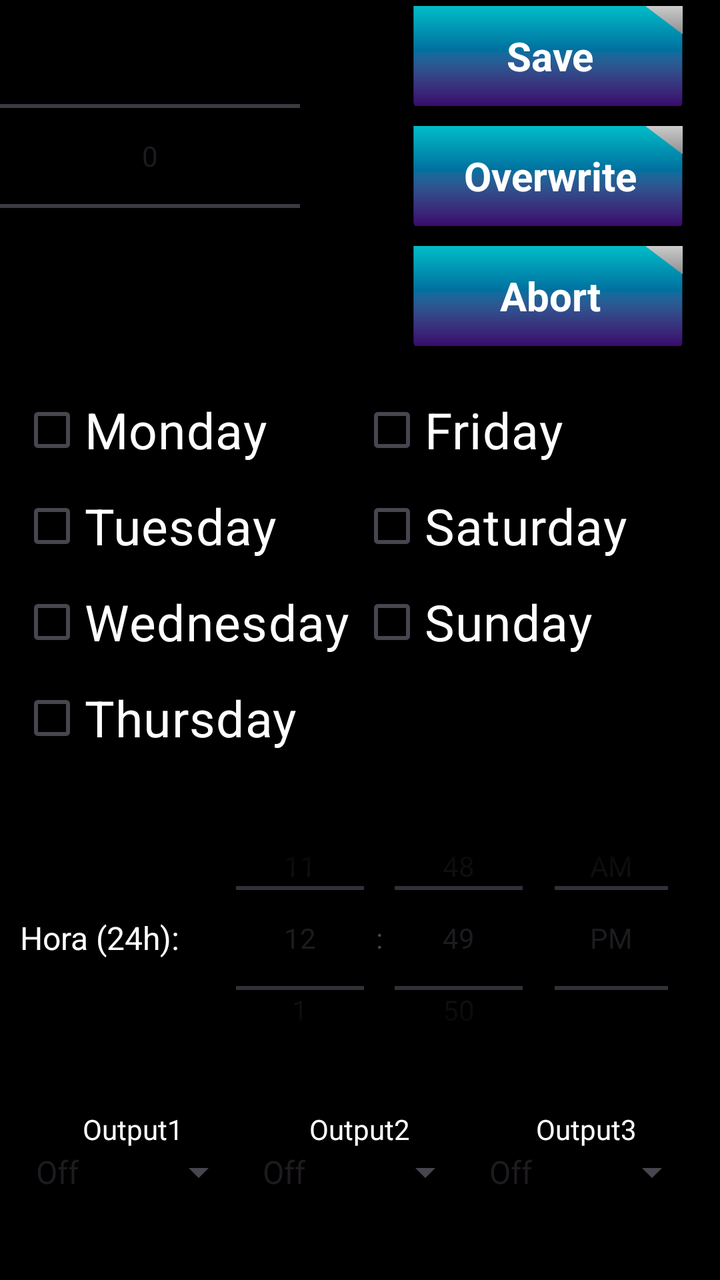
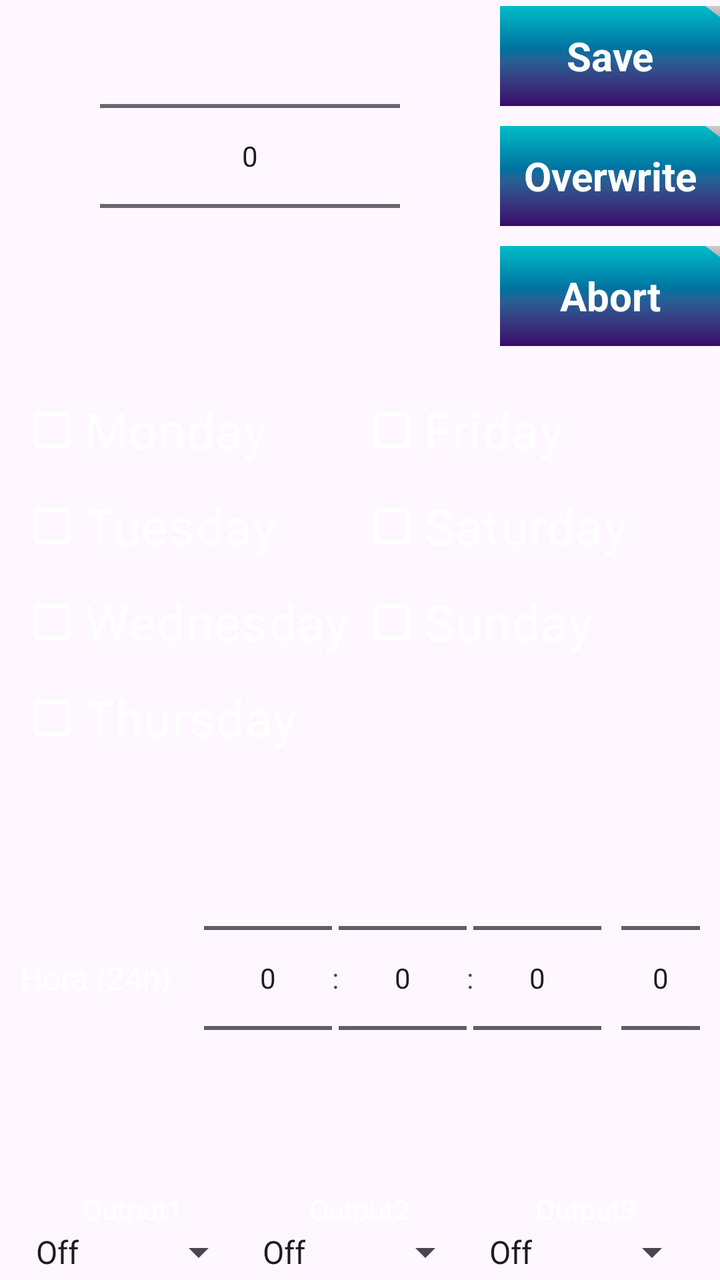

Before-and-after screenshots of an Android layout around one commit, followed by the original layout XML and the change that was made.
<!-- AndroidManifest.xml: application theme Theme.DigitalTimer -->
<!-- res/layout/fragment__set_alarm.xml -->
<?xml version="1.0" encoding="utf-8"?>
<LinearLayout xmlns:android="http://schemas.android.com/apk/res/android"
    xmlns:tools="http://schemas.android.com/tools"
    android:layout_width="match_parent"
    android:layout_height="wrap_content"
    tools:context=".fragment_SetAlarm"
    android:background="@color/black"
    android:orientation="vertical"
    >
    <Space
        android:layout_width="wrap_content"
        android:layout_height="3dp"
        ></Space>

    <LinearLayout
        android:layout_width="match_parent"
        android:layout_height="wrap_content"
        android:orientation="vertical">

        <LinearLayout
            android:layout_width="wrap_content"
            android:layout_height="wrap_content"
            android:orientation="horizontal"
            >

            <NumberPicker
                android:id="@+id/ID_PickerAlarms"
                android:layout_width="150dp"
                android:layout_height="150dp"

                ></NumberPicker>

            <Space
                android:layout_width="50dp"
                android:layout_height="wrap_content"
                ></Space>

            <LinearLayout
                android:layout_width="wrap_content"
                android:layout_height="wrap_content"
                android:orientation="vertical">

                <FrameLayout
                    android:id="@+id/ID_ButtonSave"
                    android:layout_width="150dp"
                    android:layout_height="50dp"
                    android:clickable="true"
                    android:focusable="true"
                    android:layout_gravity="center_horizontal"
                    android:layout_marginBottom="10dp"
                    android:layout_weight="0.33"
                    >

                    <ImageView
                        android:id="@+id/ID_ButtonImageSave"
                        android:layout_width="match_parent"
                        android:layout_height="match_parent"
                        android:src="@drawable/disable"
                        android:scaleType="centerCrop"></ImageView>

                    <TextView
                        android:id="@+id/ID_ButtonTextSave"
                        android:layout_width="match_parent"
                        android:layout_height="match_parent"
                        android:gravity="center"
                        android:text="Save"
                        android:textSize="20dp"
                        android:textColor="@color/white"
                        android:textStyle="bold"></TextView>

                </FrameLayout>
                <FrameLayout
                    android:id="@+id/ID_ButtonOverWrite"
                    android:layout_width="150dp"
                    android:layout_height="50dp"
                    android:clickable="true"
                    android:focusable="true"
                    android:layout_gravity="center_horizontal"
                    android:layout_marginBottom="10dp"
                    android:layout_weight="0.33"
                    >

                    <ImageView
                        android:id="@+id/ID_ButtonImageOverWrite"
                        android:layout_width="match_parent"
                        android:layout_height="match_parent"
                        android:src="@drawable/disable"
                        android:scaleType="centerCrop"></ImageView>

                    <TextView
                        android:id="@+id/ID_ButtonTextOverWrite"
                        android:layout_width="match_parent"
                        android:layout_height="match_parent"
                        android:gravity="center"
                        android:text="Overwrite"
                        android:textSize="20dp"
                        android:textColor="@color/white"
                        android:textStyle="bold"></TextView>

                </FrameLayout>
                <FrameLayout
                    android:id="@+id/ID_ButtonAbort"
                    android:layout_width="150dp"
                    android:layout_height="50dp"
                    android:clickable="true"
                    android:focusable="true"
                    android:layout_gravity="center_horizontal"
                    android:layout_marginBottom="10dp"
                    android:layout_weight="0.33"
                    >

                    <ImageView
                        android:id="@+id/ID_ButtonImageAbort"
                        android:layout_width="match_parent"
                        android:layout_height="match_parent"
                        android:src="@drawable/disable"
                        android:scaleType="centerCrop"></ImageView>

                    <TextView
                        android:id="@+id/ID_ButtonTextAbort"
                        android:layout_width="match_parent"
                        android:layout_height="match_parent"
                        android:gravity="center"
                        android:text="Abort"
                        android:textSize="20dp"
                        android:textColor="@color/white"
                        android:textStyle="bold"></TextView>

                </FrameLayout>



            </LinearLayout>
        </LinearLayout>

        <Space
            android:layout_width="wrap_content"
            android:layout_height="8dp"
            ></Space>

        <LinearLayout
            android:layout_width="match_parent"
            android:layout_height="wrap_content"
            android:layout_marginStart="10dp"
            android:layout_marginEnd="10dp"
            android:orientation="vertical">

            <LinearLayout
                android:layout_width="match_parent"
                android:layout_height="wrap_content"
                android:orientation="horizontal">

                <LinearLayout
                    android:layout_width="0dp"
                    android:layout_height="wrap_content"
                    android:layout_weight="1"
                    android:orientation="vertical">

                    <CheckBox
                        android:layout_width="wrap_content"
                        android:layout_height="wrap_content"
                        android:textSize="25dp"
                        android:text="Monday"
                        android:textColor="@color/white"></CheckBox>

                    <CheckBox
                        android:layout_width="wrap_content"
                        android:layout_height="wrap_content"
                        android:textSize="25dp"
                        android:text="Tuesday"
                        android:textColor="@color/white"></CheckBox>

                    <CheckBox
                        android:layout_width="wrap_content"
                        android:layout_height="wrap_content"
                        android:textSize="25dp"
                        android:text="Wednesday"
                        android:textColor="@color/white"></CheckBox>

                    <CheckBox
                        android:layout_width="wrap_content"
                        android:layout_height="wrap_content"
                        android:textSize="25dp"
                        android:text="Thursday"
                        android:textColor="@color/white"></CheckBox>

                </LinearLayout>

                <LinearLayout
                    android:layout_width="0dp"
                    android:layout_height="wrap_content"
                    android:layout_weight="1"
                    android:orientation="vertical">

                    <CheckBox
                        android:layout_width="wrap_content"
                        android:layout_height="wrap_content"
                        android:textSize="25dp"
                        android:text="Friday"
                        android:textColor="@color/white"></CheckBox>

                    <CheckBox
                        android:layout_width="wrap_content"
                        android:layout_height="wrap_content"
                        android:textSize="25dp"
                        android:text="Saturday"
                        android:textColor="@color/white"></CheckBox>

                    <CheckBox
                        android:layout_width="wrap_content"
                        android:layout_height="wrap_content"
                        android:textSize="25dp"
                        android:text="Sunday"
                        android:textColor="@color/white"></CheckBox>

                </LinearLayout>

            </LinearLayout>

            <LinearLayout
                android:layout_width="match_parent"
                android:layout_height="wrap_content"
                android:layout_marginTop="16dp"
                android:gravity="center_vertical"
                android:orientation="horizontal">

                <TextView
                    android:layout_width="wrap_content"
                    android:layout_height="wrap_content"
                    android:layout_marginEnd="12dp"
                    android:text="Hora (24h):"
                    android:textColor="@color/white"
                    android:textSize="16sp"></TextView>

                <TimePicker
                    android:id="@+id/ID_TimePicker24h"
                    android:layout_width="wrap_content"
                    android:layout_height="140dp"
                    android:timePickerMode="spinner"></TimePicker>

            </LinearLayout>

        </LinearLayout>

        <Space
            android:layout_width="wrap_content"
            android:layout_height="8dp"></Space>

        <LinearLayout
            android:layout_width="match_parent"
            android:layout_height="wrap_content"
            android:layout_marginStart="10dp"
            android:layout_marginEnd="10dp"
            android:gravity="center"
            android:orientation="horizontal">

            <LinearLayout
                android:layout_width="0dp"
                android:layout_height="wrap_content"
                android:layout_weight="1"
                android:gravity="center_horizontal"
                android:orientation="vertical">

                <TextView
                    android:layout_width="wrap_content"
                    android:layout_height="wrap_content"
                    android:layout_marginTop="8dp"
                    android:text="Output1"
                    android:textColor="@color/white"></TextView>


                <Spinner
                    android:id="@+id/ID_SpinnerOutput1"
                    android:layout_width="wrap_content"
                    android:layout_height="wrap_content"
                    android:entries="@array/output_selector_options"
                    android:spinnerMode="dropdown"></Spinner>

                    </LinearLayout>

            <LinearLayout
                android:layout_width="0dp"
                android:layout_height="wrap_content"
                android:layout_weight="1"
                android:gravity="center_horizontal"
                android:orientation="vertical">

                <TextView
                    android:layout_width="wrap_content"
                    android:layout_height="wrap_content"
                    android:layout_marginTop="8dp"
                    android:text="Output2"
                    android:textColor="@color/white"></TextView>


                <Spinner
                    android:id="@+id/ID_SpinnerOutput2"
                    android:layout_width="wrap_content"
                    android:layout_height="wrap_content"
                    android:entries="@array/output_selector_options"
                    android:spinnerMode="dropdown"></Spinner>

                  </LinearLayout>

            <LinearLayout
                android:layout_width="0dp"
                android:layout_height="wrap_content"
                android:layout_weight="1"
                android:gravity="center_horizontal"
                android:orientation="vertical">

                <TextView
                    android:layout_width="wrap_content"
                    android:layout_height="wrap_content"
                    android:layout_marginTop="8dp"
                    android:text="Output3"
                    android:textColor="@color/white"></TextView>


                <Spinner
                    android:id="@+id/ID_SpinnerOutput3"
                    android:layout_width="wrap_content"
                    android:layout_height="wrap_content"
                    android:entries="@array/output_selector_options"
                    android:spinnerMode="dropdown"></Spinner>

                  </LinearLayout>

        </LinearLayout>



    </LinearLayout>


</LinearLayout>
<!-- resources referenced by this layout -->
<resources>
  <string-array name="output_selector_options">
          <item>Off</item>
          <item>On</item>
          <item>Default</item>
      </string-array>
  <color name="black">#FF000000</color>
  <color name="white">#FFFFFFFF</color>
  <!-- drawable disable: png bitmap (drawable, 16982 bytes) -->
  <style name="Theme.DigitalTimer" parent="Base.Theme.DigitalTimer" />
  <style name="Base.Theme.DigitalTimer" parent="Theme.Material3.DayNight.NoActionBar">
          
          
      </style>
</resources>

<!-- the commit's change to res/layout/fragment__set_alarm.xml (unified diff, before → after) -->
@@ -3,10 +3,10 @@
     xmlns:tools="http://schemas.android.com/tools"
     android:layout_width="match_parent"
     android:layout_height="wrap_content"
+    xmlns:app="http://schemas.android.com/apk/res-auto"
     tools:context=".fragment_SetAlarm"
-    android:background="@color/black"
-    android:orientation="vertical"
-    >
+
+    android:orientation="vertical">
     <Space
         android:layout_width="wrap_content"
         android:layout_height="3dp"
@@ -21,13 +21,14 @@
             android:layout_width="wrap_content"
             android:layout_height="wrap_content"
             android:orientation="horizontal"
+
             >
 
             <NumberPicker
                 android:id="@+id/ID_PickerAlarms"
                 android:layout_width="150dp"
                 android:layout_height="150dp"
-
+                android:layout_marginLeft="50dp"
                 ></NumberPicker>
 
             <Space
@@ -157,17 +158,24 @@
                     android:orientation="vertical">
 
                     <CheckBox
+                        android:id="@+id/ID_CheckBoxMonday"
                         android:layout_width="wrap_content"
                         android:layout_height="wrap_content"
                         android:textSize="25dp"
                         android:text="Monday"
-                        android:textColor="@color/white"></CheckBox>
+                        android:textColor="@color/white"
+                        android:buttonTint="@color/checkbox_state"
+
+
+
+                        ></CheckBox>
 
                     <CheckBox
                         android:layout_width="wrap_content"
                         android:layout_height="wrap_content"
                         android:textSize="25dp"
                         android:text="Tuesday"
+                        android:buttonTint="@color/checkbox_state"
                         android:textColor="@color/white"></CheckBox>
 
                     <CheckBox
@@ -175,6 +183,7 @@
                         android:layout_height="wrap_content"
                         android:textSize="25dp"
                         android:text="Wednesday"
+                        android:buttonTint="@color/checkbox_state"
                         android:textColor="@color/white"></CheckBox>
 
                     <CheckBox
@@ -182,6 +191,7 @@
                         android:layout_height="wrap_content"
                         android:textSize="25dp"
                         android:text="Thursday"
+                        android:buttonTint="@color/checkbox_state"
                         android:textColor="@color/white"></CheckBox>
 
                 </LinearLayout>
@@ -197,6 +207,7 @@
                         android:layout_height="wrap_content"
                         android:textSize="25dp"
                         android:text="Friday"
+                        android:buttonTint="@color/checkbox_state"
                         android:textColor="@color/white"></CheckBox>
 
                     <CheckBox
@@ -204,6 +215,7 @@
                         android:layout_height="wrap_content"
                         android:textSize="25dp"
                         android:text="Saturday"
+                        android:buttonTint="@color/checkbox_state"
                         android:textColor="@color/white"></CheckBox>
 
                     <CheckBox
@@ -211,6 +223,7 @@
                         android:layout_height="wrap_content"
                         android:textSize="25dp"
                         android:text="Sunday"
+                        android:buttonTint="@color/checkbox_state"
                         android:textColor="@color/white"></CheckBox>
 
                 </LinearLayout>
@@ -232,11 +245,46 @@
                     android:textColor="@color/white"
                     android:textSize="16sp"></TextView>
 
-                <TimePicker
-                    android:id="@+id/ID_TimePicker24h"
-                    android:layout_width="wrap_content"
-                    android:layout_height="140dp"
-                    android:timePickerMode="spinner"></TimePicker>
+                <NumberPicker
+                    android:id="@+id/ID_NumbPickHours"
+                    android:layout_width="wrap_content"
+                    android:layout_height="wrap_content"
+                    ></NumberPicker>
+                <TextView
+                    android:layout_width="wrap_content"
+                    android:layout_height="wrap_content"
+                    android:text=":"></TextView>
+
+                <NumberPicker
+                    android:id="@+id/ID_NumbPickMinutes"
+                    android:layout_width="wrap_content"
+                    android:layout_height="wrap_content"
+                    ></NumberPicker>
+
+                <TextView
+                    android:layout_width="wrap_content"
+                    android:layout_height="wrap_content"
+                    android:text=":"></TextView>
+
+
+                <NumberPicker
+                    android:id="@+id/ID_NumbPickSeconds"
+                    android:layout_width="wrap_content"
+                    android:layout_height="wrap_content"
+                    ></NumberPicker>
+
+                <Space
+                    android:layout_width="10dp"
+                    android:layout_height="wrap_content"
+                    ></Space>
+
+                <NumberPicker
+                    android:id="@+id/ID_NumbPickAmPm"
+                    android:layout_width="wrap_content"
+                    android:layout_height="wrap_content"
+                    ></NumberPicker>
+
+
 
             </LinearLayout>
 
<!-- resource entries referenced after the edit -->
@@ -5,7 +5,6 @@
           <item>On</item>
           <item>Default</item>
       </string-array>
-  <color name="black">#FF000000</color>
   <color name="white">#FFFFFFFF</color>
   <!-- drawable disable: png bitmap (drawable, 16982 bytes) -->
   <style name="Theme.DigitalTimer" parent="Base.Theme.DigitalTimer" />
